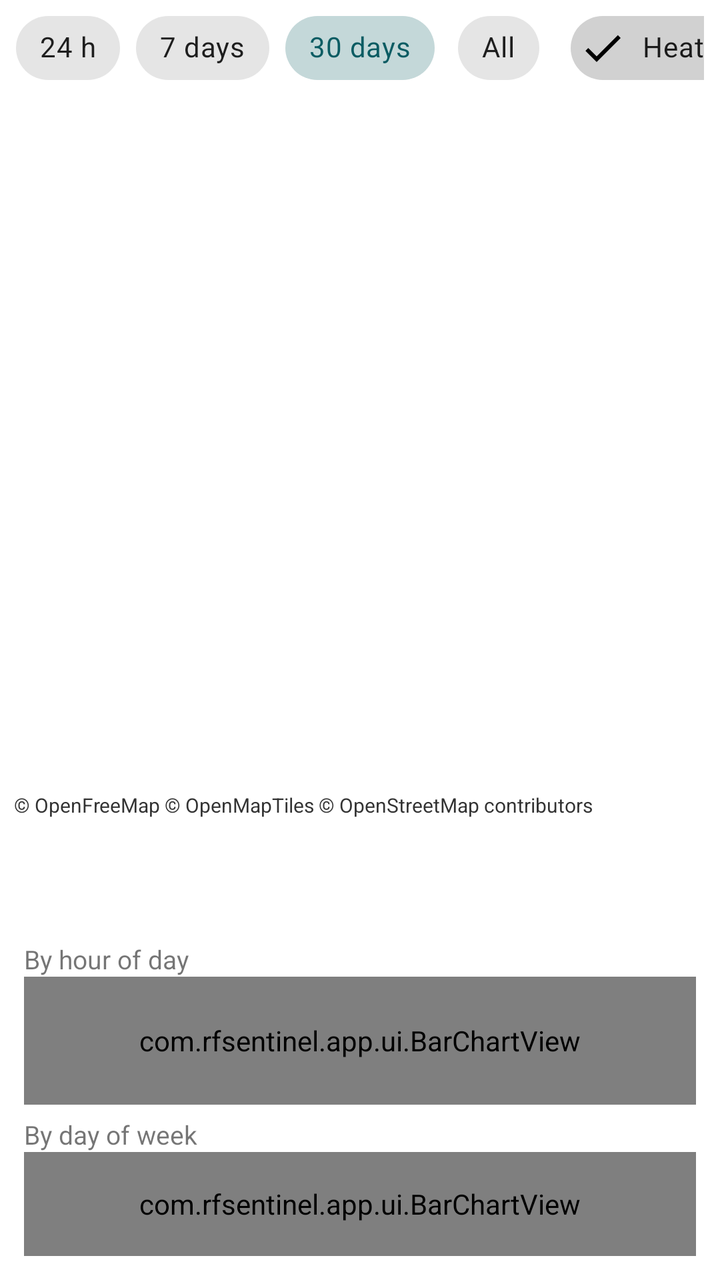
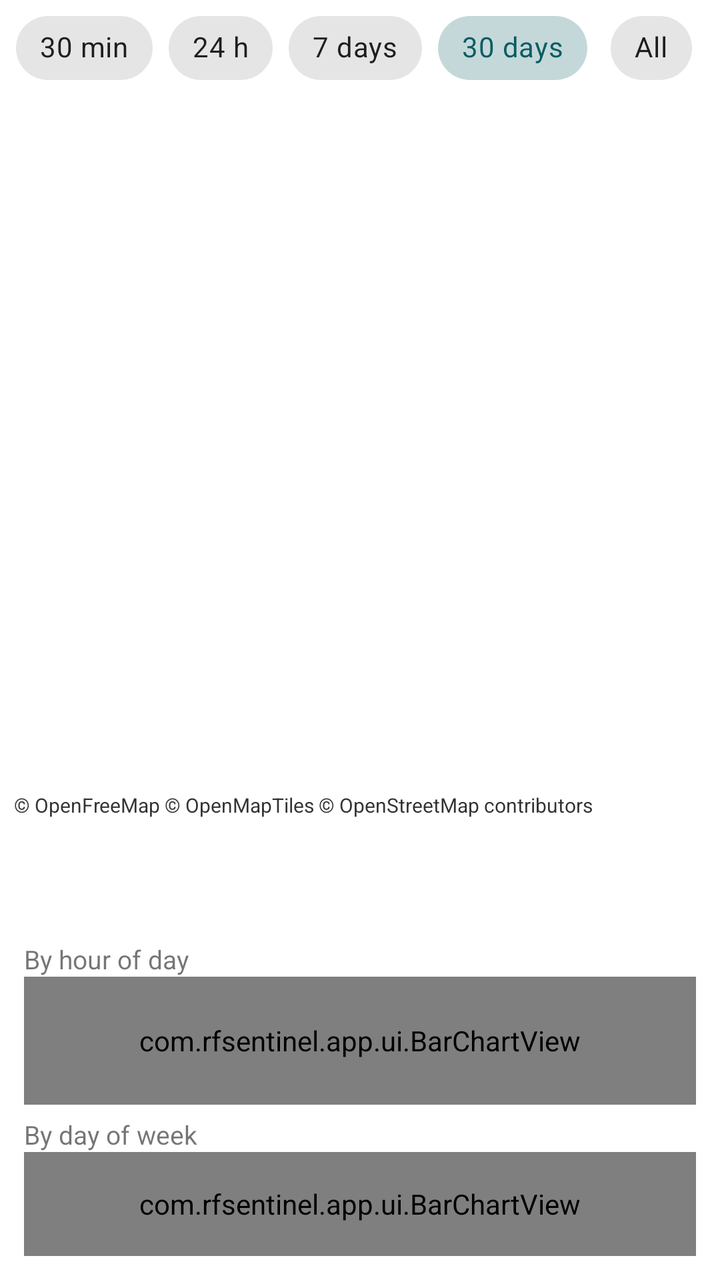

Two renders of the same Android screen: before a commit and after it. Below are the layout's source before the change and the commit's diff.
<!-- AndroidManifest.xml: application theme Theme.RFSentinel -->
<!-- res/layout/activity_history.xml -->
<?xml version="1.0" encoding="utf-8"?>
<LinearLayout xmlns:android="http://schemas.android.com/apk/res/android"
    xmlns:app="http://schemas.android.com/apk/res-auto"
    android:layout_width="match_parent"
    android:layout_height="match_parent"
    android:orientation="vertical">

    <HorizontalScrollView
        android:layout_width="match_parent"
        android:layout_height="wrap_content"
        android:paddingStart="8dp"
        android:paddingEnd="8dp"
        android:scrollbars="none">

        <LinearLayout
            android:layout_width="wrap_content"
            android:layout_height="wrap_content"
            android:gravity="center_vertical"
            android:orientation="horizontal">

        <com.google.android.material.chip.ChipGroup
            android:id="@+id/rangeChips"
            android:layout_width="wrap_content"
            android:layout_height="wrap_content"
            app:selectionRequired="true"
            app:singleLine="true"
            app:singleSelection="true">

            <com.google.android.material.chip.Chip
                android:id="@+id/range24h"
                style="@style/Widget.MaterialComponents.Chip.Choice"
                android:layout_width="wrap_content"
                android:layout_height="wrap_content"
                android:text="24 h" />

            <com.google.android.material.chip.Chip
                android:id="@+id/range7d"
                style="@style/Widget.MaterialComponents.Chip.Choice"
                android:layout_width="wrap_content"
                android:layout_height="wrap_content"
                android:text="7 days" />

            <com.google.android.material.chip.Chip
                android:id="@+id/range30d"
                style="@style/Widget.MaterialComponents.Chip.Choice"
                android:layout_width="wrap_content"
                android:layout_height="wrap_content"
                android:checked="true"
                android:text="30 days" />

            <com.google.android.material.chip.Chip
                android:id="@+id/rangeAll"
                style="@style/Widget.MaterialComponents.Chip.Choice"
                android:layout_width="wrap_content"
                android:layout_height="wrap_content"
                android:text="All" />

        </com.google.android.material.chip.ChipGroup>

            <com.google.android.material.chip.Chip
                android:id="@+id/heatChip"
                style="@style/Widget.MaterialComponents.Chip.Filter"
                android:layout_width="wrap_content"
                android:layout_height="wrap_content"
                android:layout_marginStart="12dp"
                android:checkable="true"
                android:checked="true"
                android:text="Heatmap" />
        </LinearLayout>
    </HorizontalScrollView>

    <FrameLayout
        android:layout_width="match_parent"
        android:layout_height="0dp"
        android:layout_weight="1">

        
        <FrameLayout
            android:id="@+id/map"
            android:layout_width="match_parent"
            android:layout_height="match_parent" />

        
        <TextView
            android:id="@+id/mapCredit"
            android:layout_width="wrap_content"
            android:layout_height="wrap_content"
            android:layout_gravity="bottom|start"
            android:layout_margin="4dp"
            android:background="#99FFFFFF"
            android:paddingStart="3dp"
            android:paddingEnd="3dp"
            android:text="© OpenFreeMap © OpenMapTiles © OpenStreetMap contributors"
            android:textColor="#333333"
            android:textSize="10sp" />
    </FrameLayout>

    <LinearLayout
        android:id="@+id/panel"
        android:layout_width="match_parent"
        android:layout_height="wrap_content"
        android:orientation="vertical"
        android:padding="12dp">

        <TextView
            android:id="@+id/summaryText"
            android:layout_width="match_parent"
            android:layout_height="wrap_content"
            android:textSize="14sp"
            android:textStyle="bold" />

        <TextView
            android:id="@+id/detailText"
            android:layout_width="match_parent"
            android:layout_height="wrap_content"
            android:paddingTop="2dp"
            android:textSize="12sp" />

        <TextView
            style="@style/SettingsLabel"
            android:paddingTop="8dp"
            android:text="By hour of day" />

        <com.rfsentinel.app.ui.BarChartView
            android:id="@+id/hourChart"
            android:layout_width="match_parent"
            android:layout_height="64dp" />

        <TextView
            style="@style/SettingsLabel"
            android:paddingTop="6dp"
            android:text="By day of week" />

        <com.rfsentinel.app.ui.BarChartView
            android:id="@+id/dayChart"
            android:layout_width="match_parent"
            android:layout_height="52dp" />
    </LinearLayout>
</LinearLayout>
<!-- resources referenced by this layout -->
<resources>
  <style name="SettingsLabel" parent="SettingsControl">
          <item name="android:paddingTop">10dp</item>
          <item name="android:textSize">13sp</item>
      </style>
  <style name="Theme.RFSentinel" parent="Theme.MaterialComponents.DayNight.DarkActionBar">
          <item name="textAppearanceButton">@style/TextAppearance.RFSentinel.Button</item>
          <item name="colorPrimary">@color/brand_primary</item>
          <item name="colorPrimaryVariant">@color/brand_primary_dark</item>
          <item name="colorOnPrimary">@android:color/white</item>
          <item name="colorSecondary">@color/brand_accent</item>
          <item name="colorOnSecondary">@android:color/white</item>
          <item name="rfScopeColor">@color/scope</item>
          <item name="rfScopeTextColor">@color/scope_text</item>
          <item name="rfTraceColor">@color/trace</item>
          <item name="rfAccent">@color/brand_highlight</item>
          <item name="rfOnAccent">@color/brand_on_highlight</item>
      </style>
  <style name="SettingsControl">
          <item name="android:layout_width">match_parent</item>
          <item name="android:layout_height">wrap_content</item>
      </style>
  <style name="TextAppearance.RFSentinel.Button" parent="TextAppearance.MaterialComponents.Button">
          <item name="android:textAllCaps">false</item>
          <item name="android:letterSpacing">0</item>
      </style>
  <color name="brand_primary">#0B5C63</color>
  <color name="brand_primary_dark">#073F44</color>
  <color name="brand_accent">#E0622D</color>
  <color name="scope">#0B5C63</color>
  <color name="scope_text">#AA0B5C63</color>
  <color name="trace">#E0622D</color>
  <color name="brand_highlight">#0B5C63</color>
  <color name="brand_on_highlight">#FFFFFF</color>
</resources>

<!-- the commit's change to res/layout/activity_history.xml (unified diff, before → after) -->
@@ -25,6 +25,13 @@
             app:selectionRequired="true"
             app:singleLine="true"
             app:singleSelection="true">
+
+            <com.google.android.material.chip.Chip
+                android:id="@+id/range30m"
+                style="@style/Widget.MaterialComponents.Chip.Choice"
+                android:layout_width="wrap_content"
+                android:layout_height="wrap_content"
+                android:text="30 min" />
 
             <com.google.android.material.chip.Chip
                 android:id="@+id/range24h"
